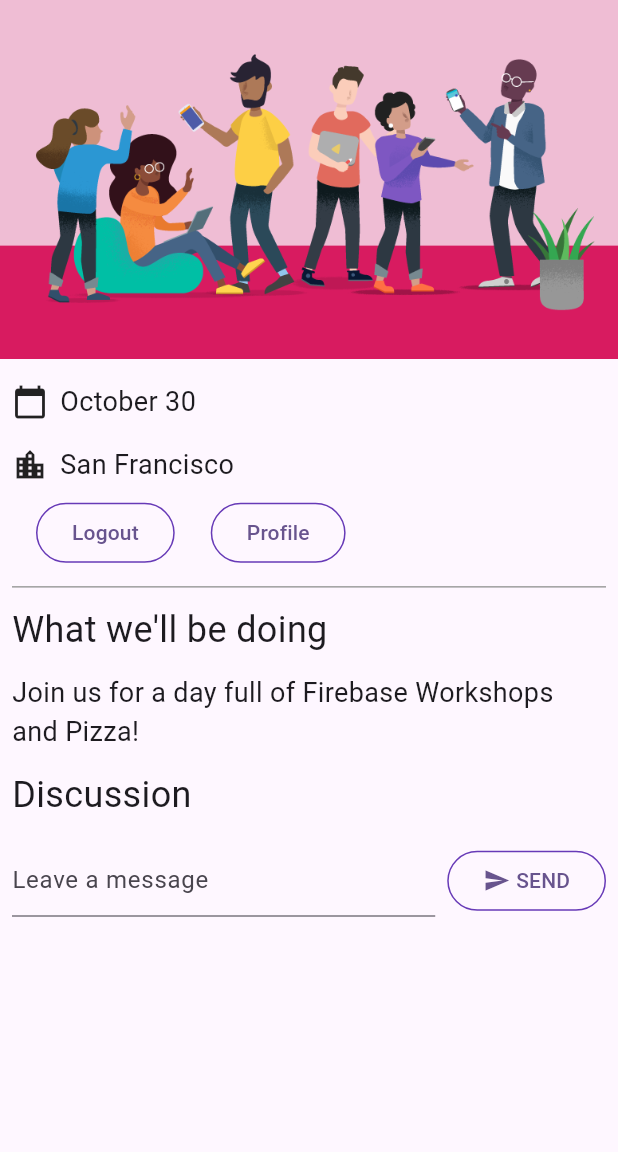
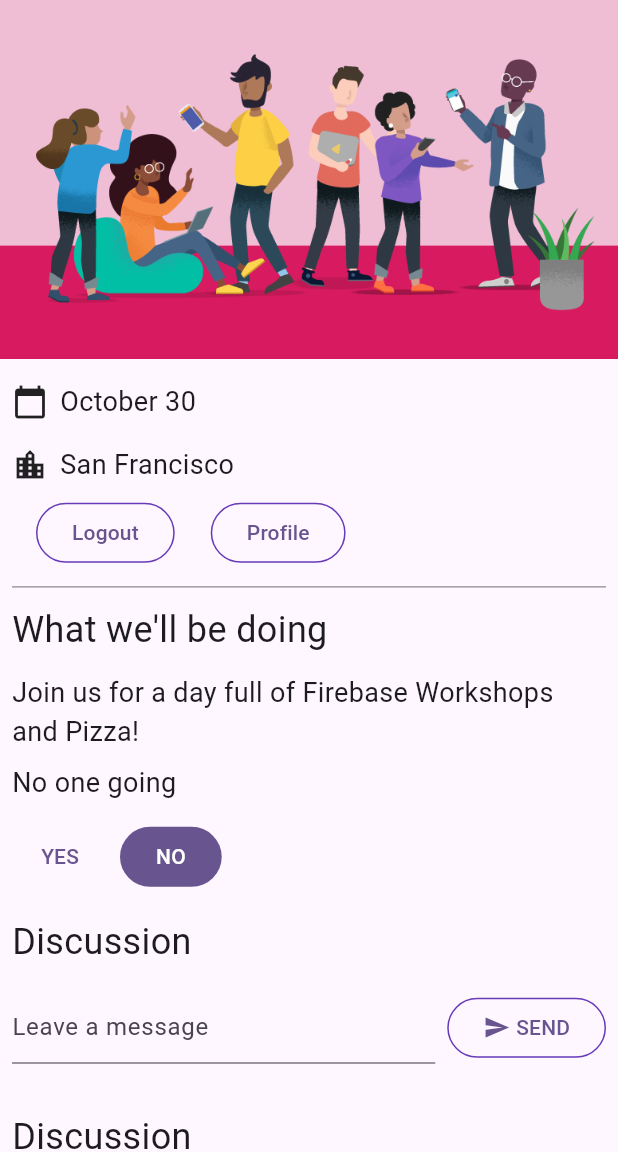
Before and after one commit to pasinduyamange/Flutter, a Flutter app: the screen it shows once a user with an empty profile is signed in, on a phone screen of 412 x 824 dp, the part 84-1236 px from its top. Run offline on Flutter 3.47's test engine with Material 3 defaults, Android fonts, the phone set to English and light mode, and no system bars; our stand-ins replace cloud_firestore, firebase_auth, firebase_core, go_router, google_fonts; missing offline and left inert: firebase_ui_auth; accounts and stored records are empty.

Commit message:
changes
changes done

```diff
--- a/lib/guest_book.dart
+++ b/lib/guest_book.dart
@@ -2,15 +2,22 @@ import 'dart:async';
 
 import 'package:flutter/material.dart';
 
+import 'guest_book_message.dart';
 import 'src/widgets.dart';
 
 class GuestBook extends StatefulWidget {
-  const GuestBook({required this.addMessage, super.key});
+  const GuestBook({
+    super.key,
+    required this.addMessage,
+    required this.messages,
+  });
 
   final FutureOr<void> Function(String message) addMessage;
+  final List<GuestBookMessage> messages;
 
   @override
-  State<GuestBook> createState() => _GuestBookState();
+  // ignore: library_private_types_in_public_api
+  _GuestBookState createState() => _GuestBookState();
 }
 
 class _GuestBookState extends State<GuestBook> {
@@ -19,7 +26,10 @@ class _GuestBookState extends State<GuestBook> {
 
   @override
   Widget build(BuildContext context) {
-    return Padding(
+    return Column(
+      crossAxisAlignment: CrossAxisAlignment.start,
+      children: [
+        Padding(
           padding: const EdgeInsets.all(8.0),
           child: Form(
             key: _formKey,
@@ -58,6 +68,12 @@ class _GuestBookState extends State<GuestBook> {
               ],
             ),
           ),
+        ),
+        const SizedBox(height: 8),
+        for (var message in widget.messages)
+          Paragraph('${message.name}: ${message.message}'),
+        const SizedBox(height: 8),
+      ],
     );
   }
 }
--- /dev/null
+++ b/lib/guest_book_message.dart
@@ -0,0 +1,6 @@
+class GuestBookMessage {
+  GuestBookMessage({required this.name, required this.message});
+
+  final String name;
+  final String message;
+}
--- a/lib/home_page.dart
+++ b/lib/home_page.dart
@@ -13,6 +13,7 @@ import 'app_state.dart';
 import 'guest_book.dart';
 import 'src/authentication.dart';
 import 'src/widgets.dart';
+import 'yes_no_selection.dart';
 
 class HomePage extends StatelessWidget {
   const HomePage({super.key});
@@ -47,8 +48,35 @@ class HomePage extends StatelessWidget {
           const Paragraph(
             'Join us for a day full of Firebase Workshops and Pizza!',
           ),
+          Consumer<ApplicationState>(
+            builder: (context, appState, _) => Column(
+              crossAxisAlignment: CrossAxisAlignment.start,
+              children: [
+                switch (appState.attendees) {
+                  1 => const Paragraph('1 person going'),
+                  >= 2 => Paragraph('${appState.attendees} people going'),
+                  _ => const Paragraph('No one going'),
+                },
+                if (appState.loggedIn) ...[
+                  YesNoSelection(
+                    state: appState.attending,
+                    onSelection: (attending) => appState.attending = attending,
+                  ),
+                  const Header('Discussion'),
+                  GuestBook(
+                    addMessage: (message) =>
+                        appState.addMessageToGuestBook(message),
+                    messages: appState.guestBookMessages,
+                  ),
+                ],
+              ],
+            ),
+          ),
           const Header('Discussion'),
-          GuestBook(addMessage: (message) => print(message)),
+          GuestBook(
+            addMessage: (message) => print(message),
+            messages: const [],
+          ),
         ],
       ),
     );
--- /dev/null
+++ b/lib/yes_no_selection.dart
@@ -0,0 +1,68 @@
+import 'package:flutter/material.dart';
+
+import 'app_state.dart';
+import 'src/widgets.dart';
+
+class YesNoSelection extends StatelessWidget {
+  const YesNoSelection(
+      {super.key, required this.state, required this.onSelection});
+  final Attending state;
+  final void Function(Attending selection) onSelection;
+
+  @override
+  Widget build(BuildContext context) {
+    switch (state) {
+      case Attending.yes:
+        return Padding(
+          padding: const EdgeInsets.all(8.0),
+          child: Row(
+            children: [
+              FilledButton(
+                onPressed: () => onSelection(Attending.yes),
+                child: const Text('YES'),
+              ),
+              const SizedBox(width: 8),
+              TextButton(
+                onPressed: () => onSelection(Attending.no),
+                child: const Text('NO'),
+              ),
+            ],
+          ),
+        );
+      case Attending.no:
+        return Padding(
+          padding: const EdgeInsets.all(8.0),
+          child: Row(
+            children: [
+              TextButton(
+                onPressed: () => onSelection(Attending.yes),
+                child: const Text('YES'),
+              ),
+              const SizedBox(width: 8),
+              FilledButton(
+                onPressed: () => onSelection(Attending.no),
+                child: const Text('NO'),
+              ),
+            ],
+          ),
+        );
+      default:
+        return Padding(
+          padding: const EdgeInsets.all(8.0),
+          child: Row(
+            children: [
+              StyledButton(
+                onPressed: () => onSelection(Attending.yes),
+                child: const Text('YES'),
+              ),
+              const SizedBox(width: 8),
+              StyledButton(
+                onPressed: () => onSelection(Attending.no),
+                child: const Text('NO'),
+              ),
+            ],
+          ),
+        );
+    }
+  }
+}
```
Also changed, not shown: lib/app_state.dart (+85 -0 lines). Lines whose indentation alone changed are shown as unchanged.
